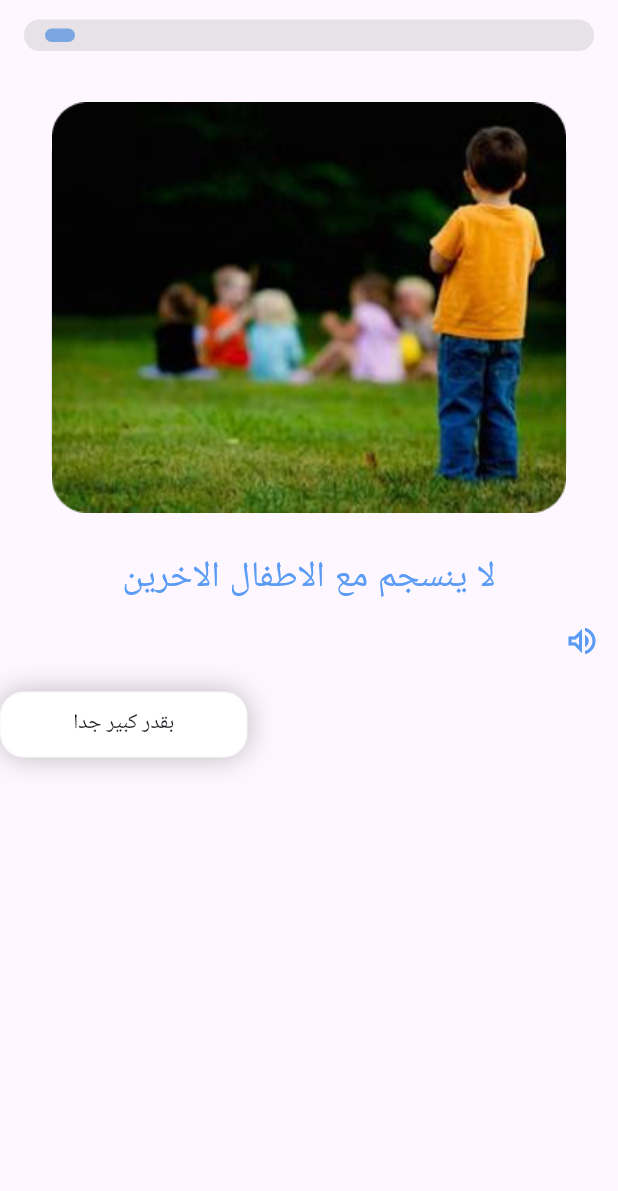
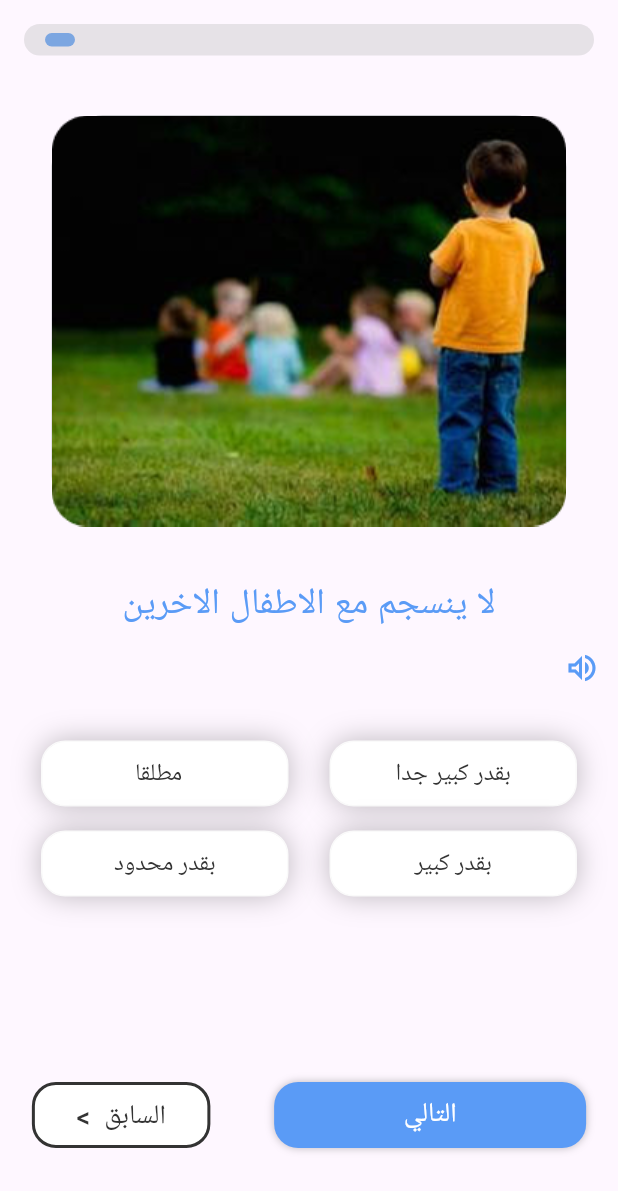
Before and after one commit to MohamedALshayeb/Khuta, a Flutter app: the QuestionView screen opened by its route, on a phone screen of 412 x 824 dp. Shown: the top 1191 px of the screen. Run offline on Flutter 3.47's test engine with Material 3 defaults, Android fonts, the phone set to English and light mode, and no system bars; our stand-ins replace go_router.

Commit message:
continue qustion_view ui

```diff
--- /dev/null
+++ b/lib/features/questions/presentation/views/widgets/custom_button_next_and_previous.dart
@@ -0,0 +1,46 @@
+import 'package:flutter/material.dart';
+import 'package:khuta_app/constants.dart';
+import 'package:khuta_app/core/utils/styles.dart';
+
+class CustomButtonNextAndPrevious extends StatelessWidget {
+  const CustomButtonNextAndPrevious({super.key});
+
+  @override
+  Widget build(BuildContext context) {
+    return Row(
+      mainAxisAlignment: MainAxisAlignment.spaceAround,
+      children: [
+        Container(
+          height: 44,
+          width: 119,
+          decoration: BoxDecoration(
+            color: Colors.white,
+            borderRadius: BorderRadius.circular(16),
+            border: Border.all(color: kBlackGreyColor, width: 2),
+          ),
+          child: TextButton(
+            onPressed: () {},
+            child: Text(
+              '<  السابق',
+              style: Styles.textStyle18.copyWith(color: kBlackGreyColor),
+            ),
+          ),
+        ),
+
+        Container(
+          height: 44,
+          width: 208,
+          decoration: BoxDecoration(
+            color: kPrimaryColor,
+            borderRadius: BorderRadius.circular(16),
+            boxShadow: [BoxShadow(color: Colors.black26, blurRadius: 4)],
+          ),
+          child: TextButton(
+            onPressed: () {},
+            child: Text('التالي', style: Styles.textStyle18),
+          ),
+        ),
+      ],
+    );
+  }
+}
--- /dev/null
+++ b/lib/features/questions/presentation/views/widgets/custom_horizental_slider_top_page.dart
@@ -0,0 +1,37 @@
+import 'package:flutter/material.dart';
+import 'package:khuta_app/constants.dart';
+
+class CustomHorizentalSliderTopPage extends StatelessWidget {
+  const CustomHorizentalSliderTopPage({super.key});
+
+  @override
+  Widget build(BuildContext context) {
+    return Padding(
+      padding: const EdgeInsets.symmetric(horizontal: 16),
+      child: Stack(
+        alignment: Alignment.centerLeft,
+        children: [
+          Padding(
+            padding: const EdgeInsets.symmetric(horizontal: 14),
+            child: Container(
+              height: 9,
+              width: 20,
+              decoration: BoxDecoration(
+                color: kPrimaryColor,
+                borderRadius: BorderRadius.circular(100),
+              ),
+            ),
+          ),
+          Container(
+            height: 21,
+            width: double.infinity,
+            decoration: BoxDecoration(
+              color: kBaSilverSandColor.withOpacity(.35),
+              borderRadius: BorderRadius.circular(50),
+            ),
+          ),
+        ],
+      ),
+    );
+  }
+}
--- a/lib/features/questions/presentation/views/widgets/custom_question_text_choose.dart
+++ b/lib/features/questions/presentation/views/widgets/custom_question_text_choose.dart
@@ -1,8 +1,10 @@
 import 'package:flutter/material.dart';
 import 'package:khuta_app/constants.dart';
+import 'package:khuta_app/core/utils/styles.dart';
 
 class CustomQuestionChoose extends StatelessWidget {
-  const CustomQuestionChoose({super.key});
+  const CustomQuestionChoose({super.key, required this.questionText});
+  final String questionText;
 
   @override
   Widget build(BuildContext context) {
@@ -15,7 +17,15 @@ class CustomQuestionChoose extends StatelessWidget {
         borderRadius: BorderRadius.circular(16),
         boxShadow: [BoxShadow(color: Colors.black26, blurRadius: 16)],
       ),
-      child: Center(child: Text('بقدر كبير جدا')),
+      child: Center(
+        child: Text(
+          questionText,
+          style: Styles.textstyle16.copyWith(
+            color: kBlackGreyColor,
+            fontWeight: FontWeight.w400,
+          ),
+        ),
+      ),
     );
   }
 }
--- a/lib/features/questions/presentation/views/widgets/question_body.dart
+++ b/lib/features/questions/presentation/views/widgets/question_body.dart
@@ -2,6 +2,8 @@ import 'package:flutter/material.dart';
 import 'package:khuta_app/constants.dart';
 import 'package:khuta_app/core/utils/assest_data.dart';
 import 'package:khuta_app/core/utils/styles.dart';
+import 'package:khuta_app/features/questions/presentation/views/widgets/custom_button_next_and_previous.dart';
+import 'package:khuta_app/features/questions/presentation/views/widgets/custom_horizental_slider_top_page.dart';
 import 'package:khuta_app/features/questions/presentation/views/widgets/custom_question_text_choose.dart';
 
 class QuestionBody extends StatelessWidget {
@@ -11,36 +13,9 @@ class QuestionBody extends StatelessWidget {
   Widget build(BuildContext context) {
     return Column(
       children: [
-        SizedBox(height: 13),
-        Padding(
-          padding: const EdgeInsets.symmetric(horizontal: 16),
-          child: Stack(
-            alignment: Alignment.centerLeft,
-            children: [
-              Padding(
-                padding: const EdgeInsets.symmetric(horizontal: 14),
-                child: Container(
-                  height: 9,
-                  width: 20,
-                  decoration: BoxDecoration(
-                    color: kPrimaryColor,
-                    borderRadius: BorderRadius.circular(100),
-                  ),
-                ),
-              ),
-              Container(
-                height: 21,
-                width: double.infinity,
-                decoration: BoxDecoration(
-                  color: kBaSilverSandColor.withOpacity(.35),
-                  borderRadius: BorderRadius.circular(50),
-                ),
-              ),
-            ],
-          ),
-        ),
-
-        SizedBox(height: 34),
+        SizedBox(height: 16),
+        CustomHorizentalSliderTopPage(),
+        SizedBox(height: 40),
         Container(
           decoration: BoxDecoration(
             color: kGrayBlue9EColor,
@@ -48,7 +23,7 @@ class QuestionBody extends StatelessWidget {
           ),
           child: Image.asset(AssetsData.kQuestionImgImg),
         ),
-        SizedBox(height: 26),
+        SizedBox(height: 35),
 
         Text('لا ينسجم مع الاطفال الاخرين', style: Styles.textstyle24),
 
@@ -59,70 +34,31 @@ class QuestionBody extends StatelessWidget {
             icon: Icon(Icons.volume_up_outlined, color: kPrimaryColor),
           ),
         ),
-        SizedBox(height: 10),
+        SizedBox(height: MediaQuery.of(context).size.height * 0.03),
         Column(
           children: [
-            Row(children: [CustomQuestionChoose()]),
+            Row(
+              mainAxisAlignment: MainAxisAlignment.spaceEvenly,
+              children: [
+                CustomQuestionChoose(questionText: 'مطلقا  '),
+                CustomQuestionChoose(questionText: 'بقدر كبير جدا'),
+              ],
+            ),
+            SizedBox(height: 16),
+            Row(
+              mainAxisAlignment: MainAxisAlignment.spaceEvenly,
+
+              children: [
+                CustomQuestionChoose(questionText: 'بقدر محدود'),
+
+                CustomQuestionChoose(questionText: 'بقدر كبير'),
+              ],
+            ),
           ],
         ),
 
-        // SizedBox(
-        //   height: 104,
-        //   child: GridView(
-        //     // physics: NeverScrollableScrollPhysics(),
-        //     gridDelegate: SliverGridDelegateWithFixedCrossAxisCount(
-        //       crossAxisCount: 2,
-        //     ),
-        //     children: [
-        //       Container(
-        //         height: 20,
-        //         decoration: BoxDecoration(
-        //           borderRadius: BorderRadius.circular(16),
-        //           color: Colors.amber,
-        //         ),
-        //         child: Text(
-        //           'بقدر كبير جدا',
-        //           style: TextStyle(color: Colors.blue),
-        //         ),
-        //       ),
-        //       Container(
-        //         height: 20,
-
-        //         decoration: BoxDecoration(
-        //           borderRadius: BorderRadius.circular(16),
-        //           color: Colors.amber,
-        //         ),
-        //         child: Text(
-        //           'بقدر كبير جدا',
-        //           style: TextStyle(color: Colors.blue),
-        //         ),
-        //       ),
-        //       Container(
-        //         height: 20,
-        //         decoration: BoxDecoration(
-        //           borderRadius: BorderRadius.circular(16),
-        //           color: Colors.amber,
-        //         ),
-        //         child: Text(
-        //           'بقدر كبير جدا',
-        //           style: TextStyle(color: Colors.blue),
-        //         ),
-        //       ),
-        //       Container(
-        //         height: 20,
-        //         decoration: BoxDecoration(
-        //           borderRadius: BorderRadius.circular(16),
-        //           color: Colors.amber,
-        //         ),
-        //         child: Text(
-        //           'بقدر كبير جدا',
-        //           style: TextStyle(color: Colors.blue),
-        //         ),
-        //       ),
-        //     ],
-        //   ),
-        // ),
-        // SizedBox(height: 170),
+        SizedBox(height: MediaQuery.of(context).size.height * 0.15),
+        CustomButtonNextAndPrevious(),
       ],
     );
   }
```
